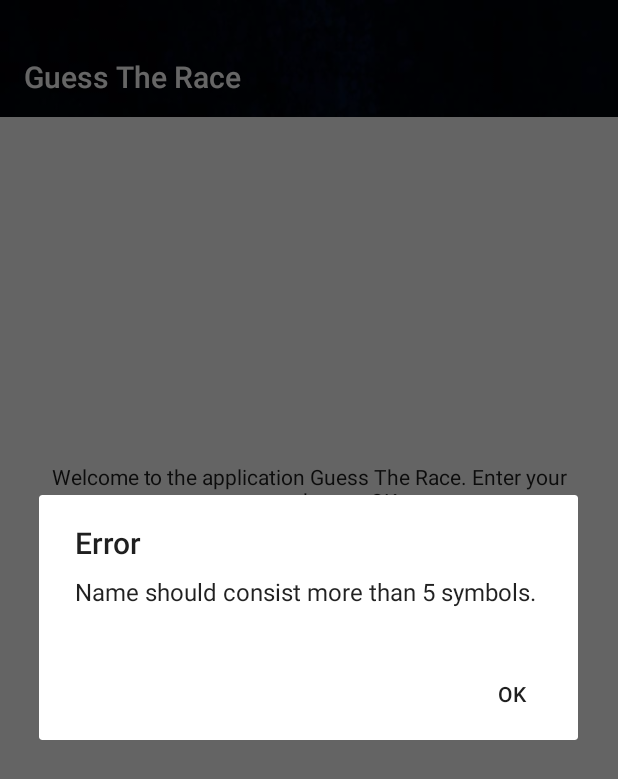
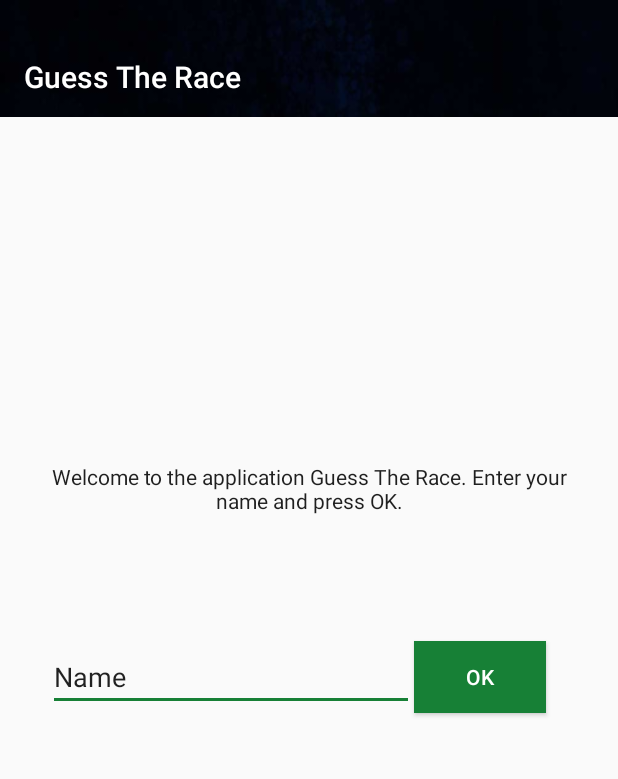
Before and after one commit to 1ou/guess-the-race-clean, an Android app: the fragment AuthFragment shown on its own in the app's theme, after a tap on "OK", on a phone screen of 412 x 824 dp. Shown: the top 779 px of the screen. Run offline under Robolectric (Android 15) with nearby library versions, the phone set to English and light mode, and no system bars; libraries missing offline, so code that uses them is left out: com.arellomobile.mvp; 1 statement that could not run was skipped.

Commit message:
text changes

```diff
--- a/app/build.gradle
+++ b/app/build.gradle
@@ -19,8 +19,8 @@ android {
         minSdkVersion 19
         targetSdkVersion 27
         multiDexEnabled true
-        versionCode 1
-        versionName "1.0"
+        versionCode 3
+        versionName "1.1.0"
         buildConfigField "String", "ORIGIN_API_ENDPOINT", '"http://wooa.ru/android/determinace/backend/"'
         buildConfigField "String", "ORIGIN_IMAGES_ENDPOINT", '"http://wooa.ru/android/determinace/photo/"'
         vectorDrawables.useSupportLibrary true
--- a/app/src/main/java/skubyev/anton/guesstherace/presentation/auth/AuthPresenter.kt
+++ b/app/src/main/java/skubyev/anton/guesstherace/presentation/auth/AuthPresenter.kt
@@ -38,6 +38,8 @@ class AuthPresenter @Inject constructor(
 
     fun testLogin(login: String) = authInteractor
             .testLogin(login)
+            .doOnSubscribe { viewState.showProgress(true) }
+            .doAfterTerminate { viewState.showProgress(false) }
             .doOnSuccess {
                 if (it.success) registration(login)
                 else viewState.showErrorDialog(resourceManager.getString(R.string.error_login))
--- a/app/src/main/java/skubyev/anton/guesstherace/ui/auth/AuthFragment.kt
+++ b/app/src/main/java/skubyev/anton/guesstherace/ui/auth/AuthFragment.kt
@@ -20,7 +20,7 @@ class AuthFragment : BaseFragment(), AuthView {
 
     override val layoutRes = R.layout.fragment_auth
 
-    private val minLogin = 5
+    private val minLogin = 3
 
     @InjectPresenter lateinit var presenter: AuthPresenter
 
--- a/app/src/main/res/layout/fragment_auth.xml
+++ b/app/src/main/res/layout/fragment_auth.xml
@@ -60,5 +60,20 @@
         app:layout_constraintTop_toBottomOf="@+id/toolbar"
         app:layout_constraintVertical_bias="0.66" />
 
+    <include
+        android:id="@+id/fullscreenProgressView"
+        layout="@layout/layout_progress"
+        android:layout_width="80dp"
+        android:layout_height="80dp"
+        android:layout_gravity="center"
+        android:layout_marginBottom="8dp"
+        android:layout_marginEnd="8dp"
+        android:layout_marginStart="8dp"
+        android:layout_marginTop="8dp"
+        app:layout_constraintBottom_toBottomOf="parent"
+        app:layout_constraintEnd_toEndOf="parent"
+        app:layout_constraintStart_toStartOf="@+id/toolbar"
+        app:layout_constraintTop_toTopOf="parent"
+        android:visibility="gone"/>
 
 </android.support.constraint.ConstraintLayout>
--- a/app/src/main/res/values/strings.xml
+++ b/app/src/main/res/values/strings.xml
@@ -6,13 +6,13 @@
     <string name="name">Name</string>
     <string name="greeting">Welcome to the application Guess The Race. Enter your name and press OK.</string>
     <string name="error_login">That name has already used.</string>
-    <string name="error_login_length">Name should consist more than 5 symbols.</string>
+    <string name="error_login_length">Name should consist more than 3 symbols.</string>
     <string name="you_not_auth">You did not authorized.</string>
 
     <!--Home screen-->
     <string name="home_title">Guess The Race</string>
-    <string name="black">Black</string>
-    <string name="white">White</string>
+    <string name="black">African</string>
+    <string name="white">European</string>
     <string name="you_guessed">You guessed!</string>
     <string name="you_not_guessed">You did not guess</string>
     <string name="images_over_title">Images are over</string>
```
Also changed, not shown: 1 other file.
